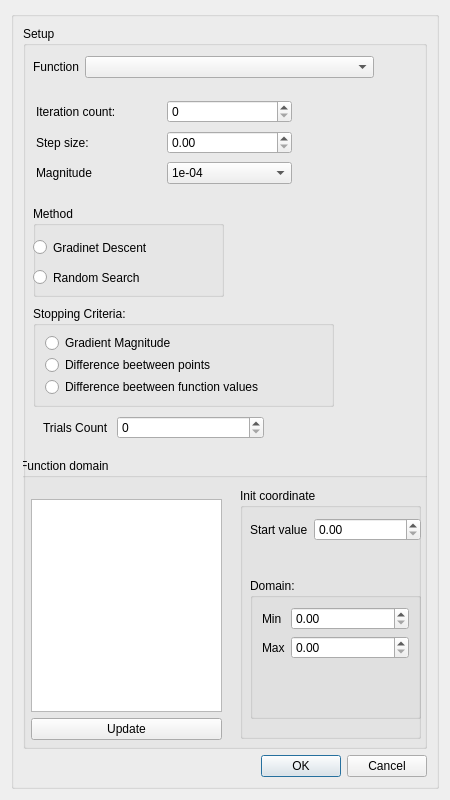
The window that ui/dialogmodel.ui (braubergiag/GDG) describes before a commit, drawn with Qt 5.
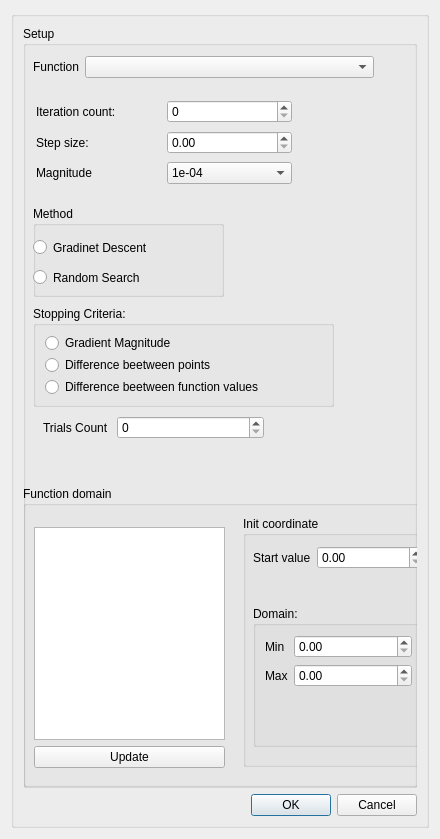
The same window after the commit.

Diff of the .ui file:
```diff
--- a/ui/dialogmodel.ui
+++ b/ui/dialogmodel.ui
@@ -9,8 +9,8 @@
    <rect>
     <x>0</x>
     <y>0</y>
-    <width>450</width>
-    <height>800</height>
+    <width>440</width>
+    <height>839</height>
    </rect>
   </property>
   <property name="sizePolicy">
@@ -28,7 +28,7 @@
   <property name="maximumSize">
    <size>
     <width>450</width>
-    <height>800</height>
+    <height>850</height>
    </size>
   </property>
   <property name="windowTitle">
@@ -641,9 +641,9 @@
         <widget class="QGroupBox" name="groupBox_2">
          <property name="geometry">
           <rect>
-           <x>-3</x>
-           <y>432</y>
-           <width>411</width>
+           <x>0</x>
+           <y>460</y>
+           <width>401</width>
            <height>301</height>
           </rect>
          </property>
```
